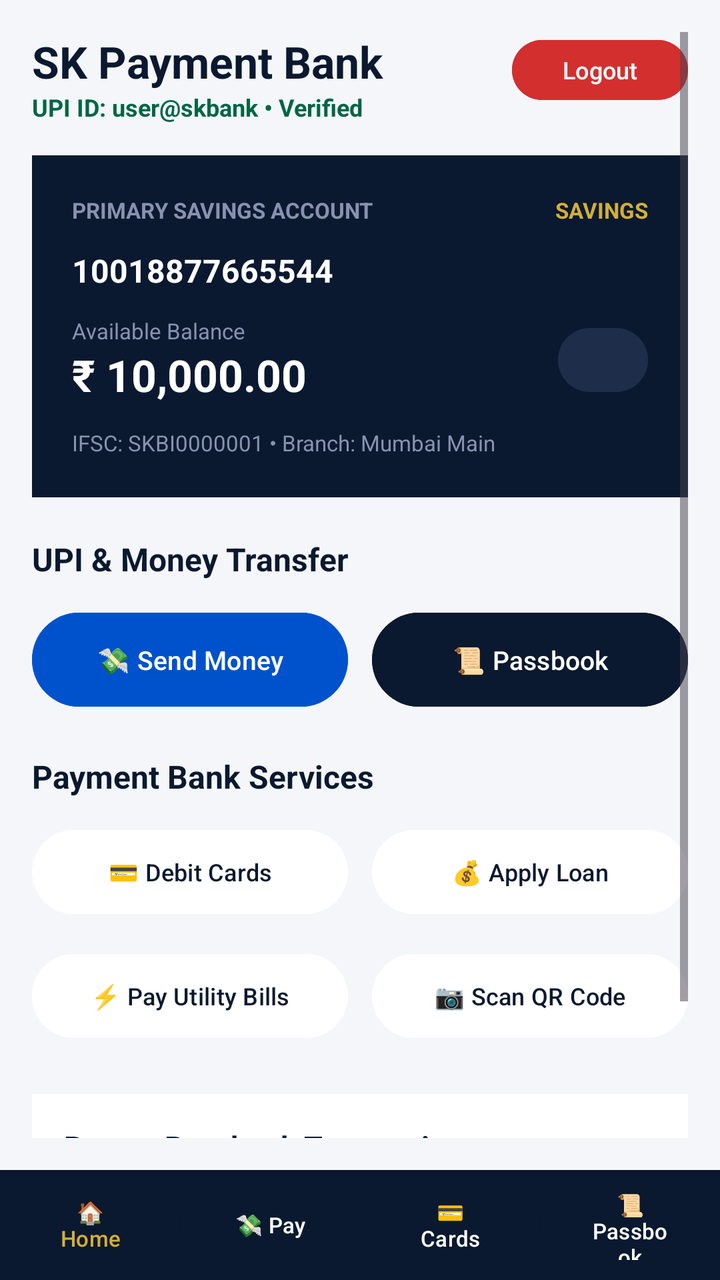
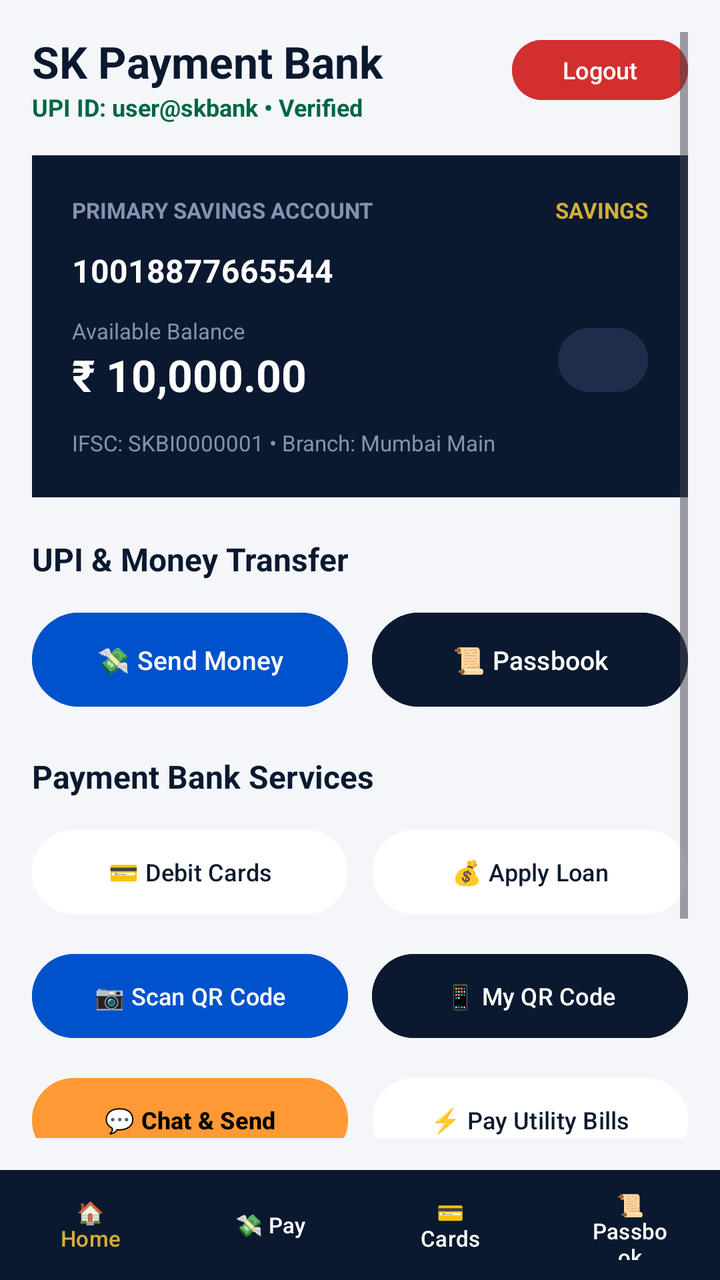

Compare the two renders of this Android layout. The source of the first and the diff that turns it into the second are given below.
<!-- AndroidManifest.xml: application theme Theme.SKBankOfIndia -->
<!-- res/layout/activity_dashboard.xml -->
<?xml version="1.0" encoding="utf-8"?>
<RelativeLayout xmlns:android="http://schemas.android.com/apk/res/android"
    android:layout_width="match_parent"
    android:layout_height="match_parent"
    android:background="#F4F6F9">

    <ScrollView
        android:layout_width="match_parent"
        android:layout_height="match_parent"
        android:layout_above="@id/bottomNav"
        android:padding="16dp">

        <LinearLayout
            android:layout_width="match_parent"
            android:layout_height="wrap_content"
            android:orientation="vertical">

            
            <RelativeLayout
                android:layout_width="match_parent"
                android:layout_height="wrap_content"
                android:layout_marginBottom="16dp">

                <LinearLayout
                    android:layout_width="wrap_content"
                    android:layout_height="wrap_content"
                    android:orientation="vertical">

                    <TextView
                        android:id="@+id/tvWelcomeUser"
                        android:layout_width="wrap_content"
                        android:layout_height="wrap_content"
                        android:text="SK Payment Bank"
                        android:textColor="#0A192F"
                        android:textSize="22sp"
                        android:textStyle="bold" />

                    <TextView
                        android:layout_width="wrap_content"
                        android:layout_height="wrap_content"
                        android:text="UPI ID: user@skbank • Verified"
                        android:textColor="#006644"
                        android:textSize="12sp"
                        android:textStyle="bold" />
                </LinearLayout>

                <Button
                    android:id="@+id/btnLogout"
                    android:layout_width="wrap_content"
                    android:layout_height="38dp"
                    android:layout_alignParentEnd="true"
                    android:text="Logout"
                    android:textSize="12sp"
                    android:backgroundTint="#D32F2F"
                    android:textColor="#FFFFFF" />
            </RelativeLayout>

            
            <LinearLayout
                android:layout_width="match_parent"
                android:layout_height="wrap_content"
                android:orientation="vertical"
                android:background="#0A192F"
                android:padding="20dp"
                android:layout_marginBottom="20dp">

                <RelativeLayout
                    android:layout_width="match_parent"
                    android:layout_height="wrap_content"
                    android:layout_marginBottom="12dp">

                    <TextView
                        android:layout_width="wrap_content"
                        android:layout_height="wrap_content"
                        android:text="PRIMARY SAVINGS ACCOUNT"
                        android:textColor="#8892B0"
                        android:textSize="11sp"
                        android:textStyle="bold" />

                    <TextView
                        android:layout_width="wrap_content"
                        android:layout_height="wrap_content"
                        android:layout_alignParentEnd="true"
                        android:text="SAVINGS"
                        android:textColor="#D4AF37"
                        android:textSize="11sp"
                        android:textStyle="bold" />
                </RelativeLayout>

                <TextView
                    android:id="@+id/tvDashAccountNo"
                    android:layout_width="wrap_content"
                    android:layout_height="wrap_content"
                    android:text="10018877665544"
                    android:textColor="#FFFFFF"
                    android:textSize="16sp"
                    android:textStyle="bold"
                    android:layout_marginBottom="12dp" />

                <RelativeLayout
                    android:layout_width="match_parent"
                    android:layout_height="wrap_content">

                    <LinearLayout
                        android:layout_width="wrap_content"
                        android:layout_height="wrap_content"
                        android:orientation="vertical">

                        <TextView
                            android:layout_width="wrap_content"
                            android:layout_height="wrap_content"
                            android:text="Available Balance"
                            android:textColor="#8892B0"
                            android:textSize="11sp" />

                        <TextView
                            android:id="@+id/tvDashBalance"
                            android:layout_width="wrap_content"
                            android:layout_height="wrap_content"
                            android:text="₹ 10,000.00"
                            android:textColor="#FFFFFF"
                            android:textSize="22sp"
                            android:textStyle="bold" />
                    </LinearLayout>

                    <Button
                        android:id="@+id/btnToggleBalance"
                        android:layout_width="45dp"
                        android:layout_height="40dp"
                        android:layout_alignParentEnd="true"
                        android:layout_centerVertical="true"
                        android:text="👁"
                        android:textSize="16sp"
                        android:backgroundTint="#1E2D4A"
                        android:textColor="#FFFFFF" />
                </RelativeLayout>

                <TextView
                    android:id="@+id/tvDashIfsc"
                    android:layout_width="wrap_content"
                    android:layout_height="wrap_content"
                    android:text="IFSC: SKBI0000001 • Branch: Mumbai Main"
                    android:textColor="#8892B0"
                    android:textSize="11sp"
                    android:layout_marginTop="12dp" />
            </LinearLayout>

            
            <TextView
                android:layout_width="wrap_content"
                android:layout_height="wrap_content"
                android:text="UPI &amp; Money Transfer"
                android:textColor="#0A192F"
                android:textSize="16sp"
                android:textStyle="bold"
                android:layout_marginBottom="12dp" />

            <LinearLayout
                android:layout_width="match_parent"
                android:layout_height="wrap_content"
                android:orientation="horizontal"
                android:layout_marginBottom="20dp">

                <Button
                    android:id="@+id/btnSendMoney"
                    android:layout_width="0dp"
                    android:layout_height="55dp"
                    android:layout_weight="1"
                    android:text="💸 Send Money"
                    android:textSize="13sp"
                    android:backgroundTint="#0052CC"
                    android:textColor="#FFFFFF"
                    android:layout_marginEnd="6dp" />

                <Button
                    android:id="@+id/btnPassbook"
                    android:layout_width="0dp"
                    android:layout_height="55dp"
                    android:layout_weight="1"
                    android:text="📜 Passbook"
                    android:textSize="13sp"
                    android:backgroundTint="#0A192F"
                    android:textColor="#FFFFFF"
                    android:layout_marginStart="6dp" />
            </LinearLayout>

            
            <TextView
                android:layout_width="wrap_content"
                android:layout_height="wrap_content"
                android:text="Payment Bank Services"
                android:textColor="#0A192F"
                android:textSize="16sp"
                android:textStyle="bold"
                android:layout_marginBottom="12dp" />

            <LinearLayout
                android:layout_width="match_parent"
                android:layout_height="wrap_content"
                android:orientation="horizontal"
                android:layout_marginBottom="12dp">

                <Button
                    android:id="@+id/btnCards"
                    android:layout_width="0dp"
                    android:layout_height="50dp"
                    android:layout_weight="1"
                    android:text="💳 Debit Cards"
                    android:textSize="12sp"
                    android:backgroundTint="#FFFFFF"
                    android:textColor="#0A192F"
                    android:layout_marginEnd="6dp" />

                <Button
                    android:id="@+id/btnLoans"
                    android:layout_width="0dp"
                    android:layout_height="50dp"
                    android:layout_weight="1"
                    android:text="💰 Apply Loan"
                    android:textSize="12sp"
                    android:backgroundTint="#FFFFFF"
                    android:textColor="#0A192F"
                    android:layout_marginStart="6dp" />
            </LinearLayout>

            <LinearLayout
                android:layout_width="match_parent"
                android:layout_height="wrap_content"
                android:orientation="horizontal"
                android:layout_marginBottom="24dp">

                <Button
                    android:id="@+id/btnBills"
                    android:layout_width="0dp"
                    android:layout_height="50dp"
                    android:layout_weight="1"
                    android:text="⚡ Pay Utility Bills"
                    android:textSize="12sp"
                    android:backgroundTint="#FFFFFF"
                    android:textColor="#0A192F"
                    android:layout_marginEnd="6dp" />

                <Button
                    android:id="@+id/btnQrPay"
                    android:layout_width="0dp"
                    android:layout_height="50dp"
                    android:layout_weight="1"
                    android:text="📷 Scan QR Code"
                    android:textSize="12sp"
                    android:backgroundTint="#FFFFFF"
                    android:textColor="#0A192F"
                    android:layout_marginStart="6dp" />
            </LinearLayout>

            
            <LinearLayout
                android:layout_width="match_parent"
                android:layout_height="wrap_content"
                android:orientation="vertical"
                android:background="#FFFFFF"
                android:padding="16dp"
                android:layout_marginBottom="16dp">

                <TextView
                    android:layout_width="wrap_content"
                    android:layout_height="wrap_content"
                    android:text="Recent Passbook Transactions"
                    android:textColor="#0A192F"
                    android:textSize="15sp"
                    android:textStyle="bold"
                    android:layout_marginBottom="12dp" />

                <LinearLayout
                    android:layout_width="match_parent"
                    android:layout_height="wrap_content"
                    android:orientation="vertical">

                    <RelativeLayout
                        android:layout_width="match_parent"
                        android:layout_height="wrap_content"
                        android:layout_marginBottom="8dp">

                        <TextView
                            android:layout_width="wrap_content"
                            android:layout_height="wrap_content"
                            android:text="TXN20251125001 • Welcome Deposit"
                            android:textColor="#0A192F"
                            android:textSize="13sp"
                            android:textStyle="bold" />

                        <TextView
                            android:layout_width="wrap_content"
                            android:layout_height="wrap_content"
                            android:layout_alignParentEnd="true"
                            android:text="+ ₹ 10,000.00"
                            android:textColor="#006644"
                            android:textSize="13sp"
                            android:textStyle="bold" />
                    </RelativeLayout>

                    <TextView
                        android:layout_width="wrap_content"
                        android:layout_height="wrap_content"
                        android:text="Internal Credit • COMPLETED"
                        android:textColor="#8892B0"
                        android:textSize="11sp" />
                </LinearLayout>
            </LinearLayout>

        </LinearLayout>
    </ScrollView>

    
    <LinearLayout
        android:id="@+id/bottomNav"
        android:layout_width="match_parent"
        android:layout_height="55dp"
        android:layout_alignParentBottom="true"
        android:background="#0A192F"
        android:orientation="horizontal">

        <Button
            android:id="@+id/navHome"
            android:layout_width="0dp"
            android:layout_height="match_parent"
            android:layout_weight="1"
            android:text="🏠 Home"
            android:textSize="11sp"
            android:backgroundTint="#0A192F"
            android:textColor="#D4AF37" />

        <Button
            android:id="@+id/navTransfer"
            android:layout_width="0dp"
            android:layout_height="match_parent"
            android:layout_weight="1"
            android:text="💸 Pay"
            android:textSize="11sp"
            android:backgroundTint="#0A192F"
            android:textColor="#FFFFFF" />

        <Button
            android:id="@+id/navCards"
            android:layout_width="0dp"
            android:layout_height="match_parent"
            android:layout_weight="1"
            android:text="💳 Cards"
            android:textSize="11sp"
            android:backgroundTint="#0A192F"
            android:textColor="#FFFFFF" />

        <Button
            android:id="@+id/navPassbook"
            android:layout_width="0dp"
            android:layout_height="match_parent"
            android:layout_weight="1"
            android:text="📜 Passbook"
            android:textSize="11sp"
            android:backgroundTint="#0A192F"
            android:textColor="#FFFFFF" />
    </LinearLayout>

</RelativeLayout>
<!-- resources referenced by this layout -->
<resources>
  <style name="Theme.SKBankOfIndia" parent="Theme.Material3.DayNight.NoActionBar">
          <item name="colorPrimary">@color/purple_500</item>
          <item name="colorPrimaryVariant">@color/purple_700</item>
          <item name="colorOnPrimary">@color/white</item>
          <item name="colorSecondary">@color/teal_200</item>
      </style>
  <color name="purple_500">#FF6200EE</color>
  <color name="purple_700">#FF3700B3</color>
  <color name="white">#FFFFFFFF</color>
  <color name="teal_200">#FF03DAC5</color>
</resources>

<!-- the commit's change to res/layout/activity_dashboard.xml (unified diff, before → after) -->
@@ -227,25 +227,55 @@
                 android:layout_width="match_parent"
                 android:layout_height="wrap_content"
                 android:orientation="horizontal"
+                android:layout_marginBottom="12dp">
+
+                <Button
+                    android:id="@+id/btnQrPay"
+                    android:layout_width="0dp"
+                    android:layout_height="50dp"
+                    android:layout_weight="1"
+                    android:text="📷 Scan QR Code"
+                    android:textSize="12sp"
+                    android:backgroundTint="#0052CC"
+                    android:textColor="#FFFFFF"
+                    android:layout_marginEnd="6dp" />
+
+                <Button
+                    android:id="@+id/btnMyQr"
+                    android:layout_width="0dp"
+                    android:layout_height="50dp"
+                    android:layout_weight="1"
+                    android:text="📱 My QR Code"
+                    android:textSize="12sp"
+                    android:backgroundTint="#0A192F"
+                    android:textColor="#FFFFFF"
+                    android:layout_marginStart="6dp" />
+            </LinearLayout>
+
+            <LinearLayout
+                android:layout_width="match_parent"
+                android:layout_height="wrap_content"
+                android:orientation="horizontal"
                 android:layout_marginBottom="24dp">
 
                 <Button
+                    android:id="@+id/btnChat"
+                    android:layout_width="0dp"
+                    android:layout_height="50dp"
+                    android:layout_weight="1"
+                    android:text="💬 Chat &amp; Send"
+                    android:textSize="12sp"
+                    android:backgroundTint="#FF9933"
+                    android:textColor="#000000"
+                    android:textStyle="bold"
+                    android:layout_marginEnd="6dp" />
+
+                <Button
                     android:id="@+id/btnBills"
                     android:layout_width="0dp"
                     android:layout_height="50dp"
                     android:layout_weight="1"
                     android:text="⚡ Pay Utility Bills"
-                    android:textSize="12sp"
-                    android:backgroundTint="#FFFFFF"
-                    android:textColor="#0A192F"
-                    android:layout_marginEnd="6dp" />
-
-                <Button
-                    android:id="@+id/btnQrPay"
-                    android:layout_width="0dp"
-                    android:layout_height="50dp"
-                    android:layout_weight="1"
-                    android:text="📷 Scan QR Code"
                     android:textSize="12sp"
                     android:backgroundTint="#FFFFFF"
                     android:textColor="#0A192F"
